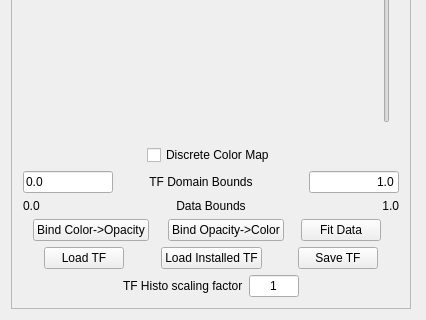
Old version of the form apps/vaporgui/guis/ui/isotab.ui in the repository yyr/vapor; both pictures show x 0 to 426 and y 1022 to 1342 of the 426 by 1342 pixel window.
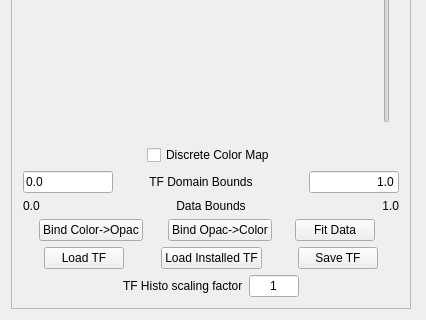
New version of the form. Custom widgets are drawn as their Qt base class.

Patch:
```diff
--- a/apps/vaporgui/guis/ui/isotab.ui
+++ b/apps/vaporgui/guis/ui/isotab.ui
@@ -2587,7 +2587,7 @@
 depending on which button is clicked.</string>
               </property>
               <property name="text">
-               <string>Bind Color-&gt;Opacity</string>
+               <string>Bind Color-&gt;Opac</string>
               </property>
              </widget>
             </item>
@@ -2623,7 +2623,7 @@
 depending on which button is clicked.</string>
               </property>
               <property name="text">
-               <string>Bind Opacity-&gt;Color</string>
+               <string>Bind Opac-&gt;Color</string>
               </property>
              </widget>
             </item>
```
